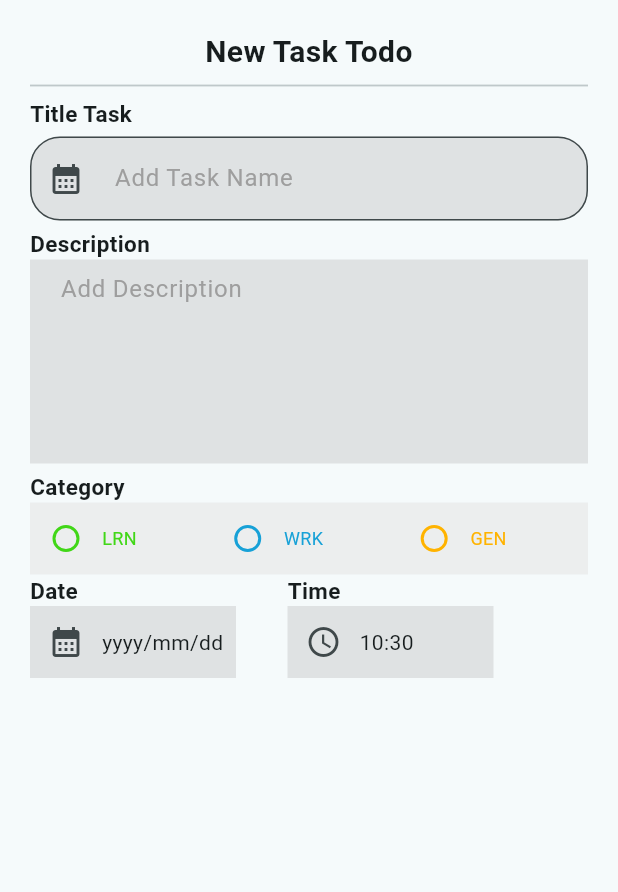
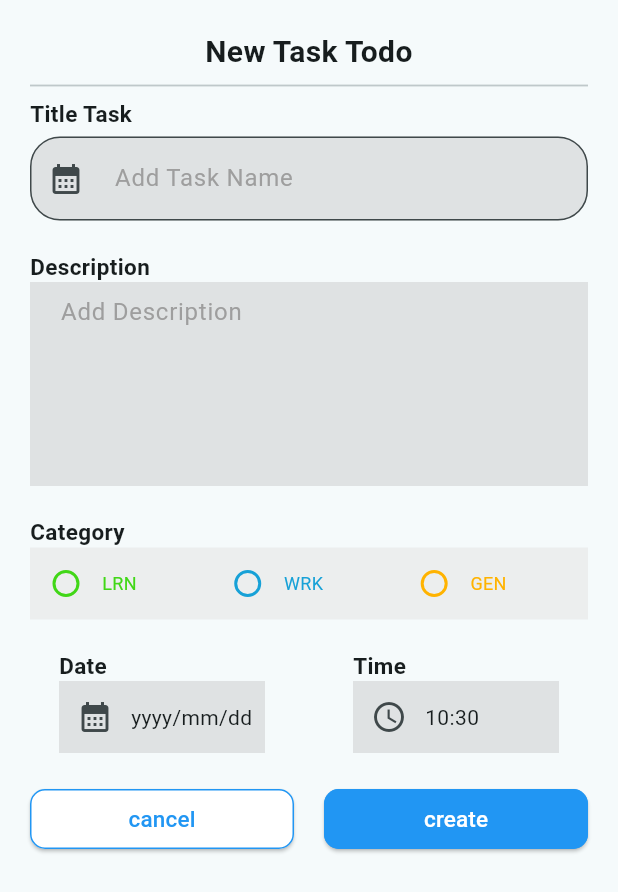
Before and after one commit to r-sei/practice_repo, a Flutter app: the TodoModal widget shown alone on an empty page, opened directly, on a phone screen of 412 x 824 dp. Shown: the top 892 px of the screen. Run offline on Flutter 3.47's test engine with Material 3 defaults, Android fonts, the phone set to English and light mode, and no system bars; our stand-ins replace gap, table_calendar.

Commit message:
⚡️ showModalBottomSheetにボタン追加、レイアウト少し改善

```diff
--- a/lib/components/todo_modal.dart
+++ b/lib/components/todo_modal.dart
@@ -52,15 +52,15 @@ class TodoModalState extends State<TodoModal> {
               decoration: InputDecoration(
                   hintText: ' Add Task Name',
                   hintStyle: const TextStyle(color: Colors.grey),
-                  fillColor: const Color.fromARGB(
-                      100, 190, 190, 190), //colors.grey.shade200とかどう使うん
+                  fillColor: const Color.fromARGB(100, 190, 190,
+                      190), //colors.grey.shade200とかどう使うん(const外せば解決)
                   filled: true,
                   border: OutlineInputBorder(
                     borderRadius: BorderRadius.circular(20), //角丸と枠なしの両立方法がわからん
                   ),
                   prefixIcon: const Icon(Icons.calendar_month)),
             ),
-            const Gap(5),
+            const Gap(20),
             const Text(
               'Description',
               textAlign: TextAlign.start,
@@ -75,13 +75,12 @@ class TodoModalState extends State<TodoModal> {
               decoration: InputDecoration(
                 hintText: ' Add Description',
                 hintStyle: TextStyle(color: Colors.grey),
-                fillColor: Color.fromARGB(
-                    100, 190, 190, 190), //colors.grey.shade200とかどう使うん
+                fillColor: Color.fromARGB(100, 190, 190, 190),
                 filled: true,
                 border: InputBorder.none,
               ),
             ),
-            const Gap(5),
+            const Gap(20),
             const Text(
               'Category',
               textAlign: TextAlign.start,
@@ -173,10 +172,12 @@ class TodoModalState extends State<TodoModal> {
                 ],
               ),
             ),
+            const Gap(20),
             Row(
-              mainAxisAlignment: MainAxisAlignment.start,
+              // mainAxisAlignment: MainAxisAlignment.start,
               children: [
-                Column(children: [
+                Expanded(
+                  child: Column(children: [
                     SizedBox(
                       width: MediaQuery.of(context).size.width / 3,
                       child: const Text(
@@ -215,10 +216,12 @@ class TodoModalState extends State<TodoModal> {
                       ),
                     ),
                   ]),
+                ),
                 //ここまでDate入力フォーム
-                Gap(MediaQuery.of(context).size.width / 12),
+                const Gap(20),
                 //ここからTime入力フォーム
-                Column(children: [
+                Expanded(
+                  child: Column(children: [
                     SizedBox(
                       width: MediaQuery.of(context).size.width / 3,
                       child: const Text(
@@ -258,8 +261,56 @@ class TodoModalState extends State<TodoModal> {
                       ),
                     ),
                   ]),
+                ),
               ],
             ),
+            const Gap(20),
+            Row(
+              mainAxisAlignment: MainAxisAlignment.spaceBetween,
+              children: [
+                Expanded(
+                  child: ElevatedButton(
+                    onPressed: () {},
+                    style: ElevatedButton.styleFrom(
+                      backgroundColor: Colors.white,
+                      foregroundColor: Colors.blue,
+                      shape: RoundedRectangleBorder(
+                        borderRadius: BorderRadius.circular(10),
+                      ),
+                      side: const BorderSide(
+                        color: Colors.blue,
+                        width: 1,
+                      ),
+                    ),
+                    child: const Text(
+                      'cancel',
+                      style: TextStyle(color: Colors.blue, fontSize: 15),
+                    ),
+                  ),
+                ),
+                const Gap(20),
+                Expanded(
+                  child: ElevatedButton(
+                    onPressed: () {},
+                    style: ElevatedButton.styleFrom(
+                      backgroundColor: Colors.blue,
+                      foregroundColor: Colors.white,
+                      shape: RoundedRectangleBorder(
+                        borderRadius: BorderRadius.circular(10),
+                      ),
+                      side: const BorderSide(
+                        color: Colors.blue,
+                        width: 1,
+                      ),
+                    ),
+                    child: const Text(
+                      'create',
+                      style: TextStyle(color: Colors.white, fontSize: 15),
+                    ),
+                  ),
+                ),
+              ],
+            )
           ],
         ),
       ),
--- a/lib/main.dart
+++ b/lib/main.dart
@@ -104,8 +104,6 @@ class _MyHomePageState extends State<MyHomePage> {
                 borderRadius: BorderRadius.circular(20),
                 color: Colors.white,
               ),
-
-              //なんか適当に調整
               child: Row(
                 children: [
                   Container(
```
Lines whose indentation alone changed are shown as unchanged.
